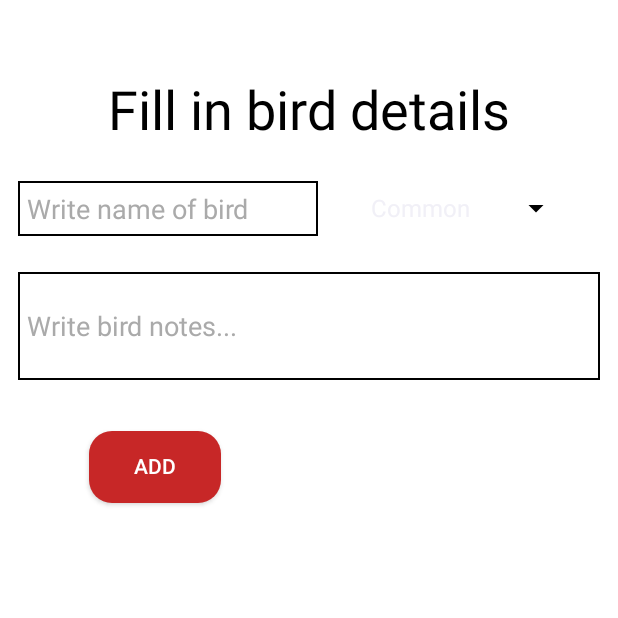
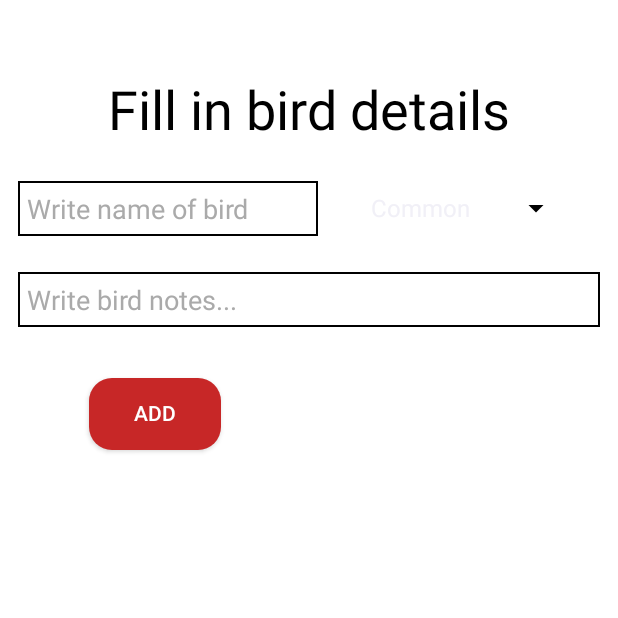
Before and after one commit to thelockymichael/Bird-Watching-App, an Android app: the DetailsActivity screen opened directly, with no data from a screen before it, on a phone screen of 412 x 824 dp, the top half of it. Run offline under Robolectric (Android 15) with nearby library versions, the phone set to English and light mode, and no system bars; Roboto replaces fonts that are not available here.

Commit message:
MainActivity, DetailsActivity, CustomAdapter and DBHelper successfully implemented.
User can:
- fill in bird information
- delete and update by selecting bird in list
- sort list by name length, rarity, length of notes and by the latest date and time

```diff
--- a/app/src/main/res/layout/activity_details.xml
+++ b/app/src/main/res/layout/activity_details.xml
@@ -86,7 +86,7 @@
     <EditText
         android:id="@+id/notesEditText"
         android:layout_width="0dp"
-        android:layout_height="72dp"
+        android:layout_height="wrap_content"
         android:layout_marginStart="12dp"
         android:layout_marginLeft="12dp"
         android:layout_marginTop="24dp"
@@ -97,6 +97,7 @@
         android:hint="Write bird notes..."
         android:inputType="textMultiLine|textPersonName|textImeMultiLine"
         android:padding="6dp"
+        android:singleLine="false"
         android:textColor="#000000"
         android:textColorHint="@android:color/darker_gray"
         app:layout_constraintEnd_toEndOf="parent"
--- a/app/src/main/res/layout/activity_main.xml
+++ b/app/src/main/res/layout/activity_main.xml
@@ -57,6 +57,7 @@
         android:layout_marginLeft="8dp"
         android:layout_marginEnd="8dp"
         android:layout_marginRight="8dp"
+        android:layout_marginBottom="20dp"
         android:divider="@android:color/transparent"
         android:dividerHeight="20.0sp"
         app:layout_constraintBottom_toBottomOf="parent"
```
